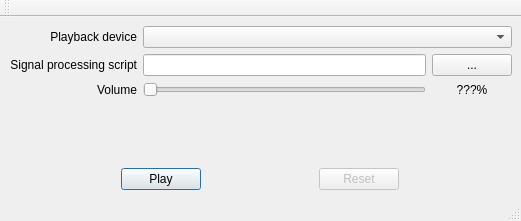
This is src/wavegen.ui in kb1p/WaveGen as Qt 5 draws it before an edit. The edited form follows.
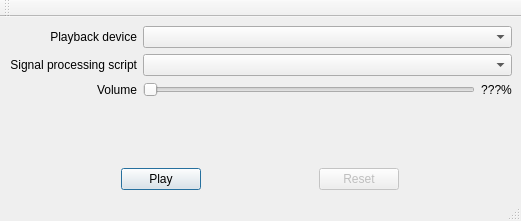
This is the edited form.

The edit to the form file:
```diff
--- a/src/wavegen.ui
+++ b/src/wavegen.ui
@@ -30,13 +30,6 @@
     <item row="0" column="1" colspan="2">
      <widget class="QComboBox" name="cbxDevice"/>
     </item>
-    <item row="1" column="2">
-     <widget class="QPushButton" name="btnBrowseScript">
-      <property name="text">
-       <string>...</string>
-      </property>
-     </widget>
-    </item>
     <item row="0" column="0">
      <widget class="QLabel" name="label">
       <property name="text">
@@ -60,9 +53,6 @@
       </property>
      </spacer>
     </item>
-    <item row="1" column="1">
-     <widget class="QLineEdit" name="txtScriptPath"/>
-    </item>
     <item row="5" column="0" colspan="3">
      <layout class="QHBoxLayout" name="horizontalLayout" stretch="0,0">
       <property name="sizeConstraint">
@@ -148,6 +138,9 @@
       </property>
      </widget>
     </item>
+    <item row="1" column="1" colspan="2">
+     <widget class="QComboBox" name="cbxScript"/>
+    </item>
    </layout>
   </widget>
   <widget class="QMenuBar" name="menuBar">
```
Left out of the diff: 3 changed lines with no effect on the pictures.
